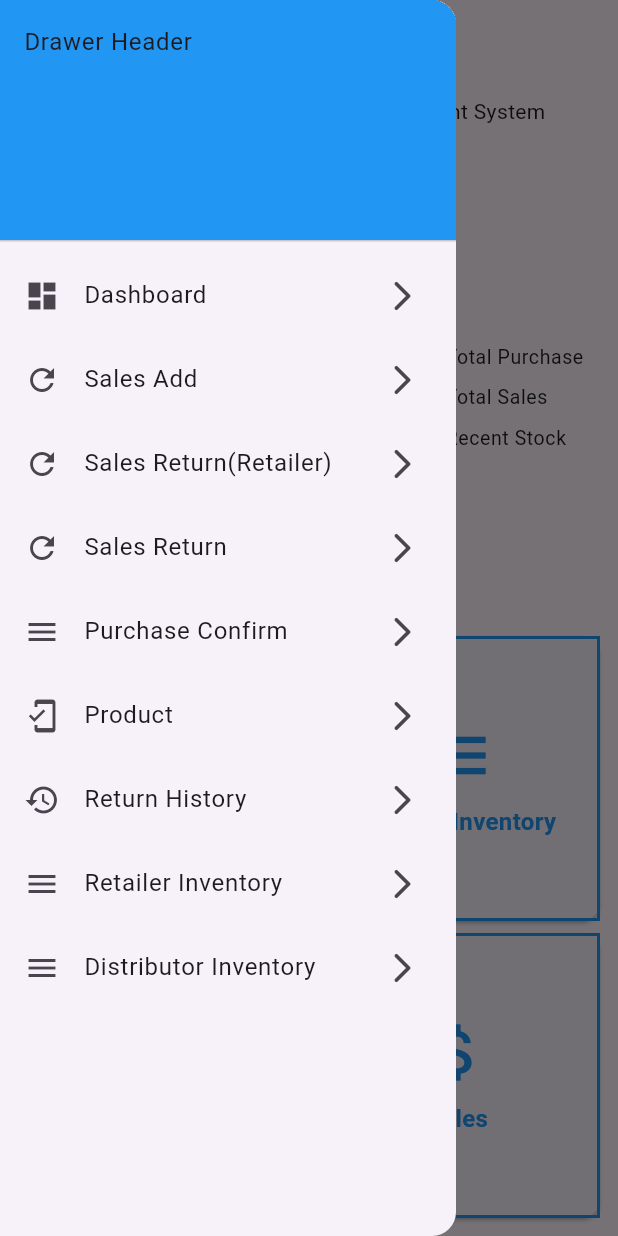
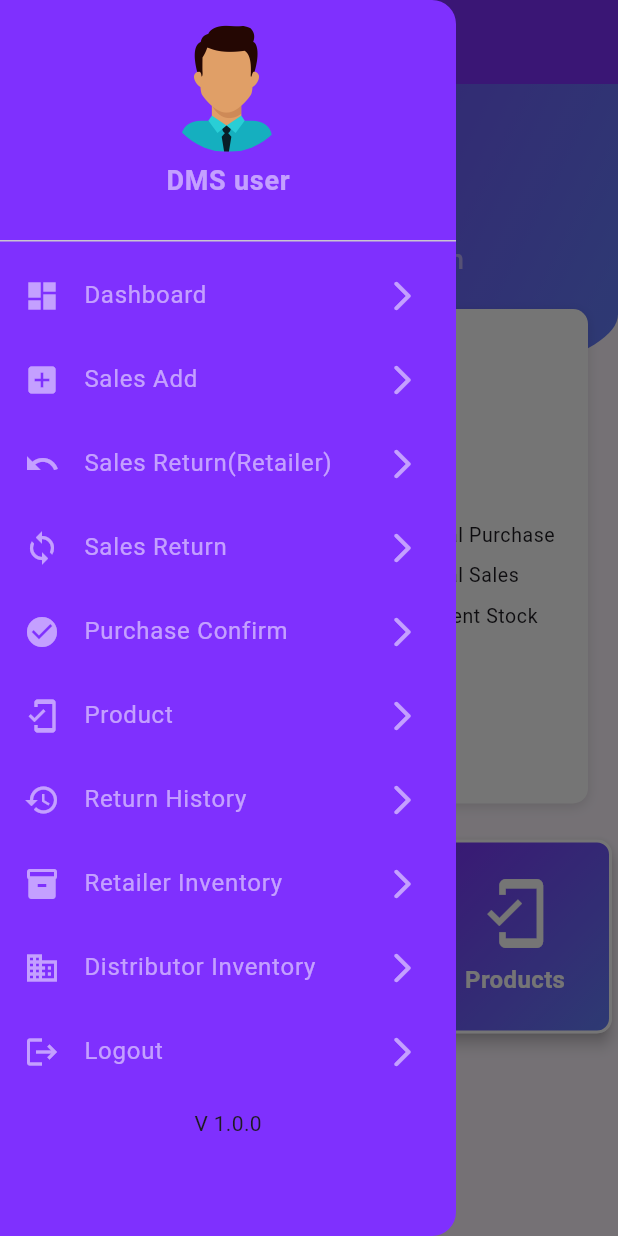
Before and after one commit to Nurujjaman329/Distributed_Management_System, a Flutter app: the screen it shows after launch, with the side drawer open, on a phone screen of 412 x 824 dp. Run offline on Flutter 3.47's test engine with Material 3 defaults, Android fonts, the phone set to English and light mode, and no system bars; our stand-ins replace package_info_plus, syncfusion_flutter_charts.

Commit message:
re_design dashboard

```diff
--- /dev/null
+++ b/lib/core/styles/custom_color.dart
@@ -0,0 +1,13 @@
+import 'package:flutter/material.dart';
+
+class CustomColor {
+  static const Color primaryColor = Color(0XFF7f30fe);
+  static const Color secondaryColor =
+      Color(0XFF6380fb); // Another shade for the gradient
+
+  static const Gradient primaryGradient = LinearGradient(
+    colors: [primaryColor, secondaryColor],
+    begin: Alignment.topLeft,
+    end: Alignment.bottomRight,
+  );
+}
--- a/lib/main.dart
+++ b/lib/main.dart
@@ -1,4 +1,6 @@
+import 'package:dms/core/styles/custom_color.dart';
 import 'package:flutter/material.dart';
+import 'package:package_info_plus/package_info_plus.dart';
 import 'package:syncfusion_flutter_charts/charts.dart';
 
 void main() {
@@ -25,23 +27,112 @@ class DashboardScreen extends StatefulWidget {
 }
 
 class _DashboardScreenState extends State<DashboardScreen> {
+  PackageInfo _packageInfo = PackageInfo(
+    appName: 'Unknown',
+    packageName: 'Unknown',
+    version: 'Unknown',
+    buildNumber: 'Unknown',
+  );
+  @override
+  void initState() {
+    super.initState();
+    _initPackageInfo();
+  }
+
+  @override
+  void dispose() {
+    super.dispose();
+  }
+
+  Future<void> _initPackageInfo() async {
+    final info = await PackageInfo.fromPlatform();
+    setState(() {
+      _packageInfo = info;
+    });
+  }
+
   int _selectIndex = -1;
 
   @override
   Widget build(BuildContext context) {
+    double h = MediaQuery.of(context).size.height;
+    double w = MediaQuery.of(context).size.width;
+
     return Scaffold(
       appBar: AppBar(
-        title: Text('Dashboard'),
+        elevation: 0,
+        backgroundColor: CustomColor.primaryColor,
+        title: Text(
+          'Dashboard',
+          style: TextStyle(color: Color(0XFFF5E7B2)),
+        ),
       ),
       drawer: _drawer(),
-      body: Padding(
-        padding: const EdgeInsets.all(8.0),
+      body: SingleChildScrollView(
+        child: Container(
+          child: Stack(
+            children: [
+              Container(
+                height: h / 4.0,
+                width: w,
+                decoration: BoxDecoration(
+                  gradient: LinearGradient(
+                    colors: [Color(0XFF7f30fe), Color(0XFF6380fb)],
+                    begin: Alignment.topLeft,
+                    end: Alignment.bottomRight,
+                  ),
+                  borderRadius: BorderRadius.vertical(
+                    bottom: Radius.elliptical(w, 105.0),
+                  ),
+                ),
+              ),
+              Padding(
+                padding: EdgeInsets.only(top: 70.0),
                 child: Column(
                   children: [
-            Text('Welcome to the Distributed Management System'),
-            Expanded(
+                    Center(
+                      child: Text(
+                        'Dashboard',
+                        style: TextStyle(
+                          color: Colors.white,
+                          fontSize: 24.0,
+                          fontWeight: FontWeight.bold,
+                        ),
+                      ),
+                    ),
+                    Center(
+                      child: Text(
+                        'Overview of Your System',
+                        style: TextStyle(
+                          color: Color(0XFFbbb0ff),
+                          fontSize: 18.0,
+                          fontWeight: FontWeight.w500,
+                        ),
+                      ),
+                    ),
+                    SizedBox(
+                      height: 20.0,
+                    ),
+                    Container(
+                      height: h / 2.5,
+                      padding: const EdgeInsets.all(7.0),
+                      margin: EdgeInsets.symmetric(horizontal: 20.0),
+                      decoration: BoxDecoration(
+                        color: Colors.white,
+                        borderRadius: BorderRadius.circular(10.0),
+                        boxShadow: [
+                          BoxShadow(
+                            color: Colors.black12,
+                            blurRadius: 6.0,
+                            offset: Offset(0, 2),
+                          ),
+                        ],
+                      ),
                       child: SfCircularChart(
-                title: ChartTitle(text: 'Sales Analysis'),
+                        title: ChartTitle(
+                          text: 'Sales Analysis',
+                          textStyle: TextStyle(color: Colors.black),
+                        ),
                         legend: Legend(isVisible: true),
                         tooltipBehavior: TooltipBehavior(enable: true),
                         series: <CircularSeries<_SalesData, String>>[
@@ -53,13 +144,17 @@ class _DashboardScreenState extends State<DashboardScreen> {
                             ],
                             xValueMapper: (_SalesData sales, _) => sales.year,
                             yValueMapper: (_SalesData sales, _) => sales.sales,
-                    dataLabelSettings: DataLabelSettings(isVisible: true),
-                  )
+                            dataLabelSettings:
+                                DataLabelSettings(isVisible: true),
+                          ),
                         ],
                       ),
                     ),
+                    SizedBox(
+                      height: 20.0, // Adds space between the chart and the grid
+                    ),
                     GridView.count(
-              crossAxisCount: 2,
+                      crossAxisCount: 3,
                       shrinkWrap: true,
                       physics: NeverScrollableScrollPhysics(),
                       children: <Widget>[
@@ -74,7 +169,7 @@ class _DashboardScreenState extends State<DashboardScreen> {
                         _buildGridItem(
                           context,
                           Icons.menu,
-                  'Retailer Inventory',
+                          'Inventory',
                           () {
                             // Perform action for Retailer Inventory
                           },
@@ -100,26 +195,38 @@ class _DashboardScreenState extends State<DashboardScreen> {
                   ],
                 ),
               ),
+            ],
+          ),
+        ),
+      ),
     );
   }
 
   Widget _buildGridItem(BuildContext context, IconData iconData, String label,
       VoidCallback onTap) {
     return Card(
+      shape: RoundedRectangleBorder(
+        borderRadius: BorderRadius.circular(10.0),
+      ),
+      elevation: 4,
       child: InkWell(
         onTap: onTap,
         child: Ink(
           decoration: BoxDecoration(
-            border: Border.all(color: Colors.blue, width: 2.0),
+            borderRadius: BorderRadius.circular(10.0),
+            border: Border.all(color: Colors.white, width: 2.0),
+            gradient: CustomColor.primaryGradient,
           ),
-          child: Center(
+          child: Padding(
+            padding: const EdgeInsets.all(16.0),
             child: Column(
-              mainAxisSize: MainAxisSize.min,
+              crossAxisAlignment: CrossAxisAlignment.center,
+              mainAxisAlignment: MainAxisAlignment.center,
               children: <Widget>[
                 Icon(
                   iconData,
                   size: 50.0,
-                  color: Colors.blue,
+                  color: Colors.white,
                 ),
                 SizedBox(height: 8.0),
                 Text(
@@ -127,7 +234,7 @@ class _DashboardScreenState extends State<DashboardScreen> {
                   style: TextStyle(
                     fontSize: 16.0,
                     fontWeight: FontWeight.bold,
-                    color: Colors.blue,
+                    color: Colors.white,
                   ),
                 ),
               ],
@@ -140,23 +247,53 @@ class _DashboardScreenState extends State<DashboardScreen> {
 
   Widget _drawer() {
     return Drawer(
+      backgroundColor: CustomColor.primaryColor,
       child: ListView(
         children: [
           DrawerHeader(
-            decoration: BoxDecoration(
-              color: Colors.blue,
+            decoration: BoxDecoration(),
+            child: Column(
+              children: [
+                ClipOval(
+                  child: Image.asset('assets/man.png',
+                      fit: BoxFit.cover, scale: 6),
                 ),
-            child: Text('Drawer Header'),
+                SizedBox(
+                  height: 5.0,
+                ),
+                Text(
+                  'DMS user',
+                  style: TextStyle(
+                    color: Colors.white54,
+                    fontWeight: FontWeight.bold,
+                    fontSize: 18.0,
+                  ),
+                )
+              ],
+            ),
           ),
           _buildListTile(0, Icons.dashboard, 'Dashboard'),
-          _buildListTile(1, Icons.refresh, 'Sales Add'),
-          _buildListTile(2, Icons.refresh, 'Sales Return(Retailer)'),
-          _buildListTile(3, Icons.refresh, 'Sales Return'),
-          _buildListTile(4, Icons.menu, 'Purchase Confirm'),
+          _buildListTile(1, Icons.add_box, 'Sales Add'),
+          _buildListTile(2, Icons.undo, 'Sales Return(Retailer)'),
+          _buildListTile(3, Icons.loop, 'Sales Return'),
+          _buildListTile(4, Icons.check_circle, 'Purchase Confirm'),
           _buildListTile(5, Icons.mobile_friendly, 'Product'),
           _buildListTile(6, Icons.history, 'Return History'),
-          _buildListTile(7, Icons.menu, 'Retailer Inventory'),
-          _buildListTile(8, Icons.menu, 'Distributor Inventory'),
+          _buildListTile(7, Icons.inventory, 'Retailer Inventory'),
+          _buildListTile(8, Icons.business, 'Distributor Inventory'),
+          _buildListTile(8, Icons.logout, 'Logout'),
+          Expanded(
+            flex: 1,
+            child: Column(
+              mainAxisAlignment: MainAxisAlignment.end,
+              children: [
+                Padding(
+                  padding: const EdgeInsets.all(10.0),
+                  child: Text('V ${_packageInfo.version}'),
+                ),
+              ],
+            ),
+          ),
         ],
       ),
     );
@@ -164,30 +301,27 @@ class _DashboardScreenState extends State<DashboardScreen> {
 
   Widget _buildListTile(int index, IconData? icon, String title) {
     return ListTile(
-      leading: icon != null ? Icon(icon) : null,
-      title: Text(title),
-      trailing: Icon(Icons.arrow_forward_ios_rounded),
+      leading: icon != null
+          ? Icon(
+              icon,
+              color: Colors.white54,
+            )
+          : null,
+      title: Text(
+        title,
+        style: TextStyle(color: Colors.white54),
+      ),
+      trailing: Icon(
+        Icons.arrow_forward_ios_rounded,
+        color: Colors.white54,
+      ),
       selected: _selectIndex == index,
-      selectedTileColor: Colors.blue.withOpacity(0.5),
+      selectedTileColor: Color(0XFF3DC2EC).withOpacity(0.5),
       onTap: () {
         setState(() {
           _selectIndex = index;
         });
       },
-    );
-  }
-}
-
-class UserScreen extends StatelessWidget {
-  @override
-  Widget build(BuildContext context) {
-    return Scaffold(
-      appBar: AppBar(
-        title: Text('Users'),
-      ),
-      body: Center(
-        child: Text('User Management Screen'),
-      ),
     );
   }
 }
```
Also changed, not shown: pubspec.yaml (+4 -3 lines), assets/man.png (added), pubspec.lock, 1 other file. Lines whose indentation alone changed are shown as unchanged.
